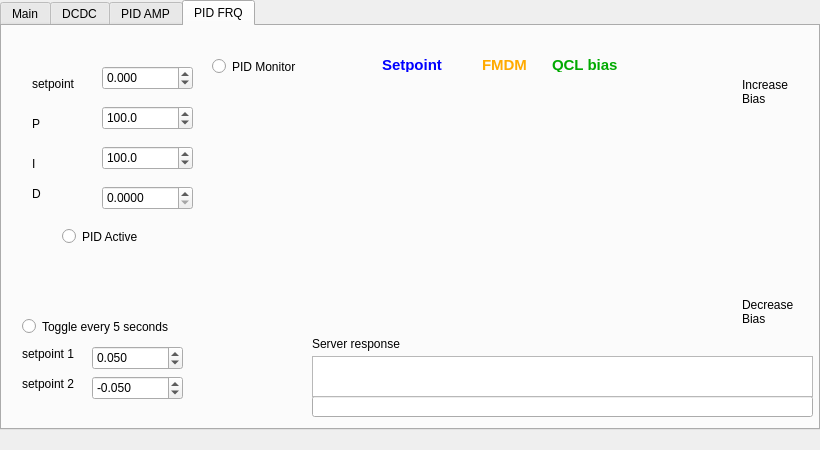
Old version of the form B3LO/mainwindow.ui in the repository abegyoung/gusto-gui6.
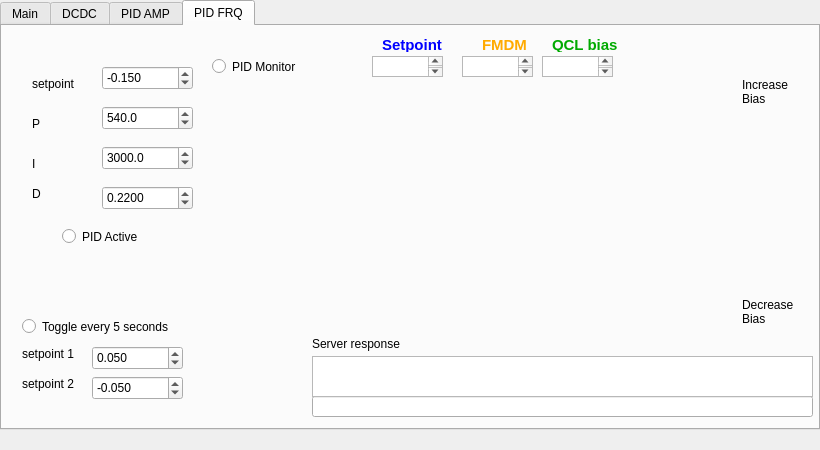
New version of the form. The open tabs and pages were chosen to show the change. Custom widgets are drawn as their Qt base class.

Commit message: B3LO freq plot using faster update_plot method

Patch:
```diff
--- a/B3LO/mainwindow.ui
+++ b/B3LO/mainwindow.ui
@@ -2420,7 +2420,7 @@
        <double>0.001000000000000</double>
       </property>
       <property name="value">
-       <double>0.000000000000000</double>
+       <double>0.220000000000000</double>
       </property>
      </widget>
      <widget class="QRadioButton" name="btn_pidtoggle_2">
@@ -2602,7 +2602,7 @@
        <double>10000.000000000000000</double>
       </property>
       <property name="value">
-       <double>100.000000000000000</double>
+       <double>540.000000000000000</double>
       </property>
      </widget>
      <widget class="QDoubleSpinBox" name="spin_pidsp_2">
@@ -2627,7 +2627,7 @@
        <double>0.025000000000000</double>
       </property>
       <property name="value">
-       <double>0.000000000000000</double>
+       <double>-0.150000000000000</double>
       </property>
      </widget>
      <widget class="QLabel" name="label_81">
@@ -2700,7 +2700,7 @@
        <double>10000.000000000000000</double>
       </property>
       <property name="value">
-       <double>100.000000000000000</double>
+       <double>3000.000000000000000</double>
       </property>
      </widget>
      <widget class="QLabel" name="label_83">
@@ -2736,7 +2736,7 @@
       <property name="geometry">
        <rect>
         <x>480</x>
-        <y>30</y>
+        <y>10</y>
         <width>61</width>
         <height>16</height>
        </rect>
@@ -2749,7 +2749,7 @@
       <property name="geometry">
        <rect>
         <x>550</x>
-        <y>30</y>
+        <y>10</y>
         <width>111</width>
         <height>16</height>
        </rect>
@@ -2762,7 +2762,7 @@
       <property name="geometry">
        <rect>
         <x>380</x>
-        <y>30</y>
+        <y>10</y>
         <width>91</width>
         <height>16</height>
        </rect>
@@ -2771,6 +2771,36 @@
        <string>&lt;html&gt;&lt;head/&gt;&lt;body&gt;&lt;p&gt;&lt;span style=&quot; font-size:11pt; font-weight:600; color:#0000ff;&quot;&gt;Setpoint&lt;/span&gt;&lt;/p&gt;&lt;/body&gt;&lt;/html&gt;</string>
       </property>
      </widget>
+     <widget class="QTextEdit" name="textEdit_1">
+      <property name="geometry">
+       <rect>
+        <x>370</x>
+        <y>30</y>
+        <width>71</width>
+        <height>21</height>
+       </rect>
+      </property>
+     </widget>
+     <widget class="QTextEdit" name="textEdit_2">
+      <property name="geometry">
+       <rect>
+        <x>460</x>
+        <y>30</y>
+        <width>71</width>
+        <height>21</height>
+       </rect>
+      </property>
+     </widget>
+     <widget class="QTextEdit" name="textEdit_3">
+      <property name="geometry">
+       <rect>
+        <x>540</x>
+        <y>30</y>
+        <width>71</width>
+        <height>21</height>
+       </rect>
+      </property>
+     </widget>
     </widget>
    </widget>
   </widget>
```
Left out of the diff: 2 changed lines with no effect on the pictures. The commit also changes 1 other file.
